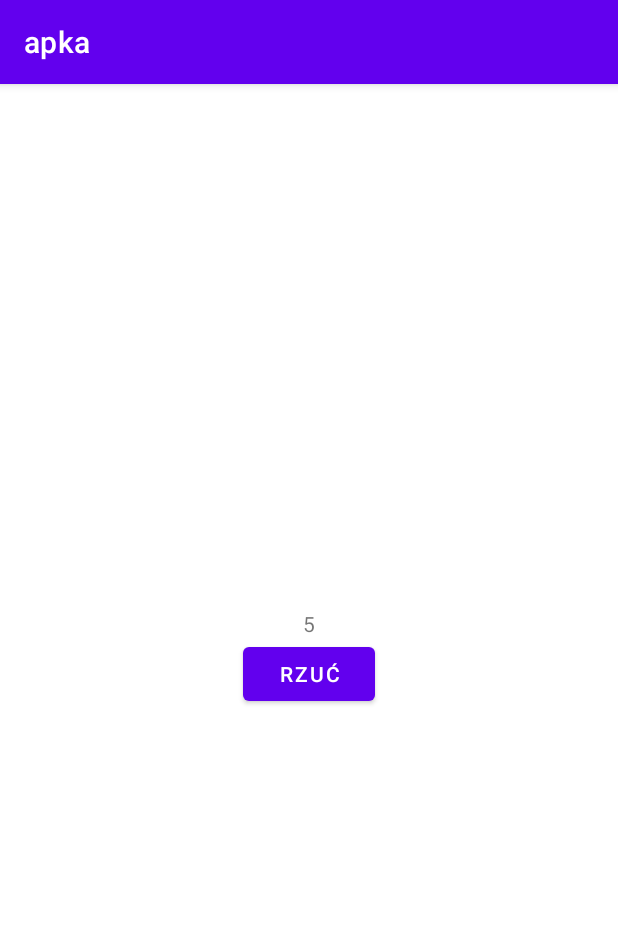
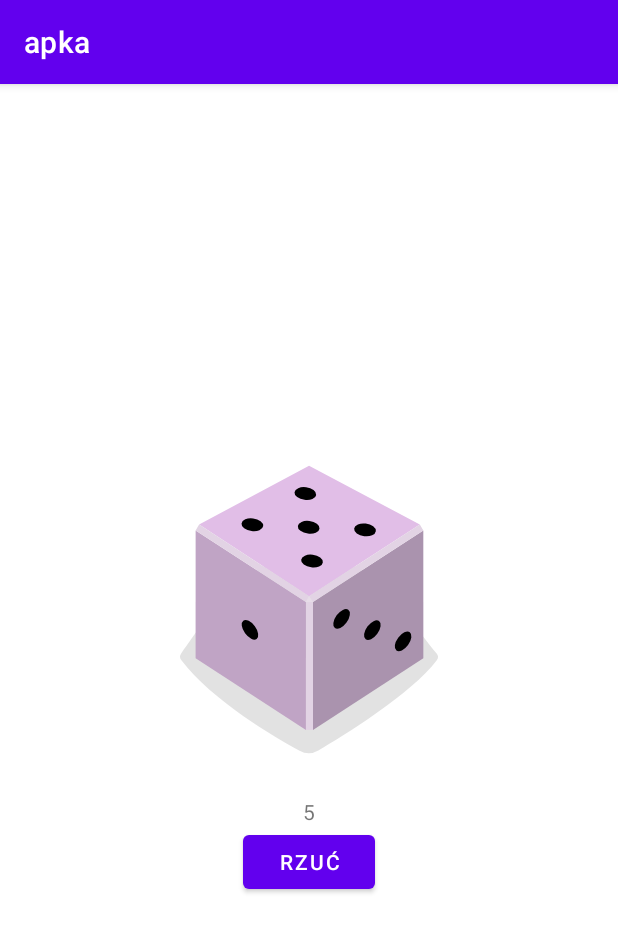
Before and after one commit to Zydson123/roll-dice-pies-hau, an Android app: the screen it shows after launch (MainActivity), after a tap on "RZUĆ", on a phone screen of 412 x 824 dp. Shown: the top 932 px of the screen. Run offline under Robolectric (Android 15) with nearby library versions, the phone set to English and light mode, and no system bars.

Commit message:
dzialajace obrazki

```diff
--- a/app/src/main/java/com/example/apka/MainActivity.java
+++ b/app/src/main/java/com/example/apka/MainActivity.java
@@ -5,26 +5,36 @@ import androidx.appcompat.app.AppCompatActivity;
 import android.os.Bundle;
 import android.view.View;
 import android.widget.Button;
+import android.widget.ImageView;
 import android.widget.TextView;
-import android.widget.Toast;
+
+import java.util.ArrayList;
 
 public class MainActivity extends AppCompatActivity {
     public Integer wylosowana=0;
+    public ArrayList<Integer> obrazki = new ArrayList<>();
 
     @Override
     protected void onCreate(Bundle savedInstanceState) {
         super.onCreate(savedInstanceState);
         setContentView(R.layout.activity_main);
+        obrazki.add(R.drawable.dice_1);
+        obrazki.add(R.drawable.dice_2);
+        obrazki.add(R.drawable.dice_3);
+        obrazki.add(R.drawable.dice_4);
+        obrazki.add(R.drawable.dice_5);
+        obrazki.add(R.drawable.dice_6);
         Button btn = findViewById(R.id.button);
         TextView diceText = findViewById(R.id.textView);
         diceText.setVisibility(diceText.INVISIBLE);
+        ImageView koscObrazek = findViewById(R.id.imageView);
         btn.setOnClickListener(new View.OnClickListener() {
             @Override
             public void onClick(View view) {
                 wylosowana = (int)(Math.random()*6+1);
                 diceText.setText(wylosowana.toString());
                 diceText.setVisibility(diceText.VISIBLE);
-                //pies
+                koscObrazek.setImageResource(obrazki.get(wylosowana-1));
             }
         });
     }
--- a/app/src/main/res/layout/activity_main.xml
+++ b/app/src/main/res/layout/activity_main.xml
@@ -8,6 +8,12 @@
     tools:context=".MainActivity"
     android:gravity="center"
     android:layout_margin="16dp">
+
+    <ImageView
+        android:id="@+id/imageView"
+        android:layout_width="match_parent"
+        android:layout_height="wrap_content"
+        app:srcCompat="@drawable/dice_6" />
 
     <TextView
         android:id="@+id/textView"
```
